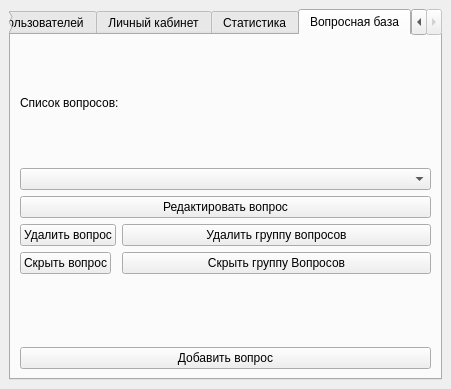
JuliaZimina/Intellectual-testing-system, file interface/Windows/admin.ui: the form before one commit.
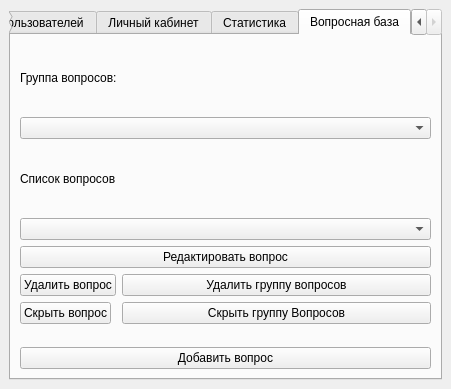
The form after the commit. The open tabs and pages were chosen to show the change.

What changed in the file:
```diff
--- a/interface/Windows/admin.ui
+++ b/interface/Windows/admin.ui
@@ -349,7 +349,17 @@
         <item>
          <widget class="QLabel" name="label_15">
           <property name="text">
-           <string>Список вопросов:</string>
+           <string>Группа вопросов:</string>
+          </property>
+         </widget>
+        </item>
+        <item>
+         <widget class="QComboBox" name="groupsOfQuestionsBox"/>
+        </item>
+        <item>
+         <widget class="QLabel" name="label_4">
+          <property name="text">
+           <string>Список вопросов</string>
           </property>
          </widget>
         </item>
```
Left out of the diff: 2 changed lines with no effect on the pictures.
